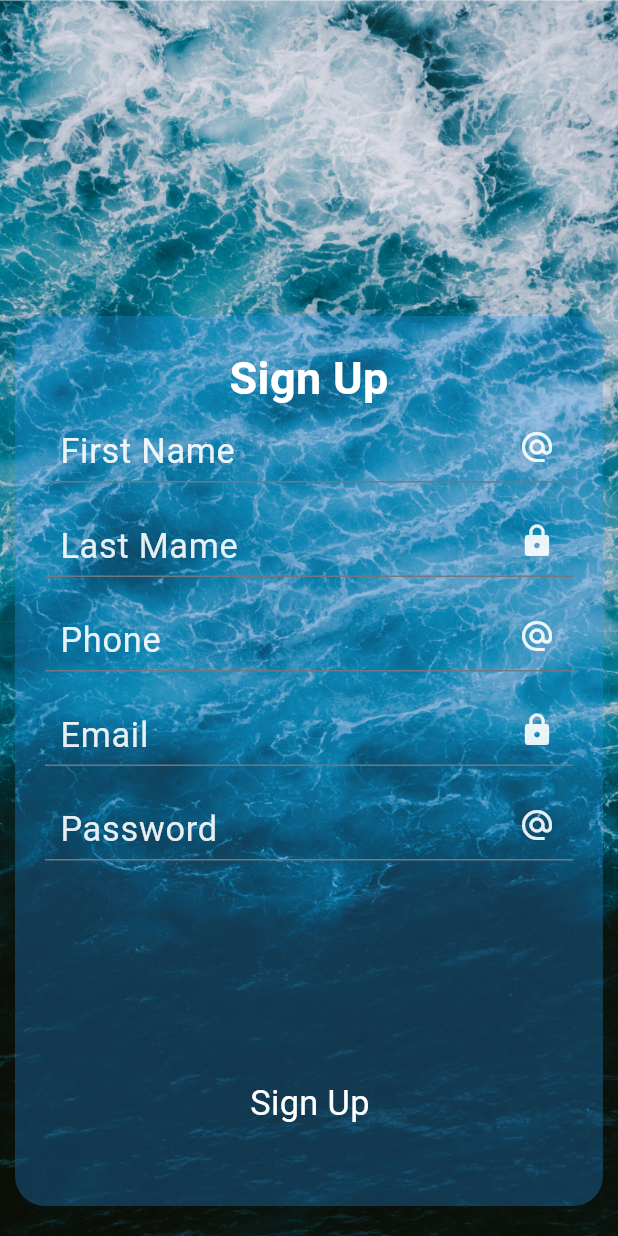
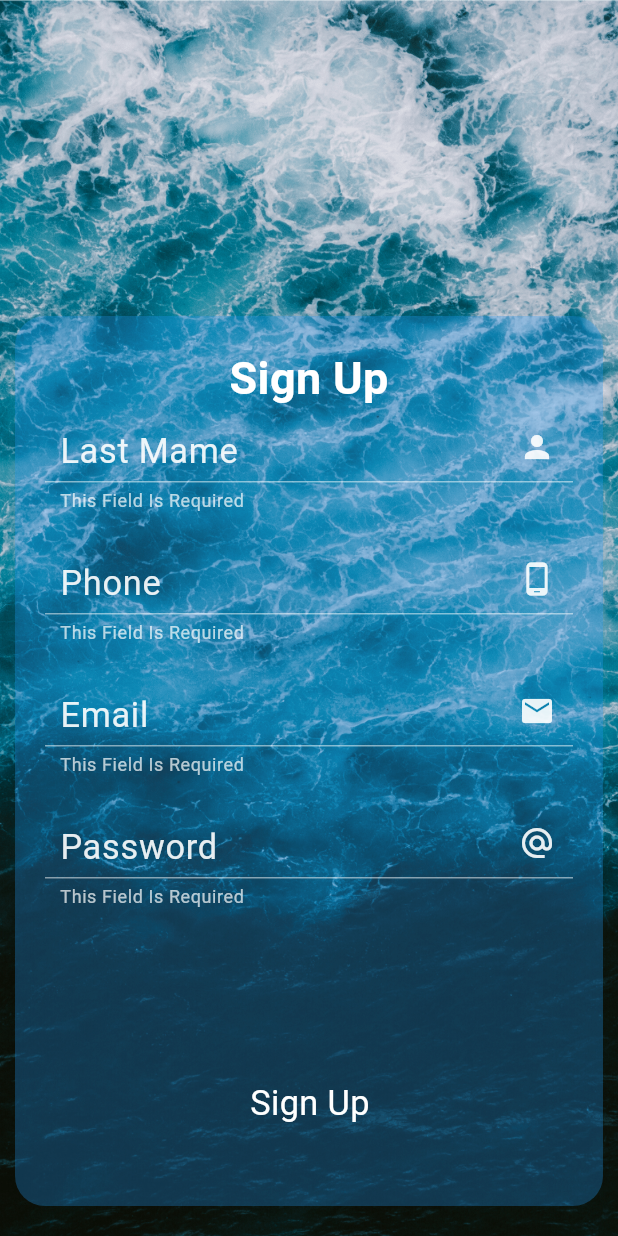
Before and after one commit to Mohammed-AboLEneen/fun-tourism, a Flutter app: the AuthenticationScreen screen opened directly, after a tap on "Get Started >", after a tap on "Register Now", after a tap on "Sign Up", on a phone screen of 412 x 824 dp. Run offline on Flutter 3.47's test engine with Material 2 defaults, Android fonts, the light colour scheme and no system bars; our stand-ins replace bloc, firebase_auth, firebase_core, flutter_bloc, flutter_screenutil, flutter_svg and 5 more; accounts and stored records are empty; network calls fail; Roboto replaces fonts that are missing (Abel).

Commit message:
complete login and register page with its logic

```diff
--- a/lib/cores/methods/toast.dart
+++ b/lib/cores/methods/toast.dart
@@ -10,5 +10,6 @@ void showToast(
       gravity: ToastGravity.BOTTOM,
       backgroundColor: bgColor,
       textColor: txColor,
+      timeInSecForIosWeb: 4,
       fontSize: 16.0.h);
 }
--- a/lib/features/authentication/presentation/view/authentcation.dart
+++ b/lib/features/authentication/presentation/view/authentcation.dart
@@ -10,6 +10,10 @@ import 'package:fun_adventure/features/authentication/presentation/view/widgets/
 import 'package:fun_adventure/features/authentication/presentation/view/widgets/register_page.dart';
 import 'package:fun_adventure/features/authentication/presentation/view/widgets/welcome_page.dart';
 import 'package:fun_adventure/features/authentication/presentation/view_model/login_cubit/login_cubit.dart';
+import 'package:fun_adventure/features/authentication/presentation/view_model/login_cubit/login_states.dart';
+import 'package:fun_adventure/features/authentication/presentation/view_model/register_cubit/register_states.dart';
+
+import '../view_model/register_cubit/register_cubit.dart';
 
 class AuthenticationScreen extends StatefulWidget {
   const AuthenticationScreen({super.key});
@@ -21,9 +25,11 @@ class AuthenticationScreen extends StatefulWidget {
 class _AuthenticationScreenState extends State<AuthenticationScreen> {
   late PageController _pageController;
   double progress = 0;
-  final GlobalKey<FormState> formKey = GlobalKey<FormState>();
+  final GlobalKey<FormState> loginFormKey = GlobalKey<FormState>();
+  final GlobalKey<FormState> registerFormKey = GlobalKey<FormState>();
 
-  AutovalidateMode autovalidateMode = AutovalidateMode.disabled;
+  AutovalidateMode loginAutovalidateMode = AutovalidateMode.disabled;
+  AutovalidateMode registerAutovalidateMode = AutovalidateMode.disabled;
 
   @override
   void initState() {
@@ -43,7 +49,10 @@ class _AuthenticationScreenState extends State<AuthenticationScreen> {
     double w = MediaQuery.of(context).size.width;
 
     return MultiBlocProvider(
-      providers: [BlocProvider(create: (context) => LoginCubit())],
+        providers: [
+          BlocProvider(create: (context) => LoginCubit()),
+          BlocProvider(create: (context) => RegisterCubit())
+        ],
         child: Scaffold(
           resizeToAvoidBottomInset: false,
           backgroundColor: Colors.transparent,
@@ -60,7 +69,15 @@ class _AuthenticationScreenState extends State<AuthenticationScreen> {
                       height: h,
                       width: w,
                     ),
-                  Padding(
+                    BlocConsumer<LoginCubit, LoginStates>(
+                      builder: (context, state) {
+                        LoginCubit loginCubit = LoginCubit.get(context);
+                        return BlocConsumer<RegisterCubit, RegisterStates>(
+                            builder: (context, state) {
+                              RegisterCubit registerCubit =
+                                  RegisterCubit.get(context);
+
+                              return Padding(
                                 padding: const EdgeInsets.symmetric(
                                     horizontal: 10.0, vertical: 20),
                                 child: Column(
@@ -70,7 +87,8 @@ class _AuthenticationScreenState extends State<AuthenticationScreen> {
                                       children: [
                                         Container(
                                           decoration: BoxDecoration(
-                                borderRadius: BorderRadius.circular(20),
+                                            borderRadius:
+                                                BorderRadius.circular(20),
                                             color: Colors.blue.withOpacity(.3),
                                           ),
                                           child: SizedBox(
@@ -81,52 +99,74 @@ class _AuthenticationScreenState extends State<AuthenticationScreen> {
                                               children: [
                                                 const WelcomePage(),
                                                 LoginPage(
-                                      pageController: _pageController,
-                                      formKey: formKey,
-                                      autovalidateMode: autovalidateMode,
+                                                  pageController:
+                                                      _pageController,
+                                                  formKey: loginFormKey,
+                                                  autovalidateMode:
+                                                      loginAutovalidateMode,
                                                 ),
-                                    RegisterPage(),
+                                                RegisterPage(
+                                                    fromKey: registerFormKey,
+                                                    autovalidateMode:
+                                                        registerAutovalidateMode),
                                               ],
                                             ),
                                           ),
                                         ),
                                         Positioned(
-                              right: AuthIconInfo.getAuthIconLeftWidth(
+                                          right:
+                                              AuthIconInfo.getAuthIconLeftWidth(
                                                   w: w, pageValue: progress),
-                              bottom: AuthIconInfo.getAuthIconBottomHeight(
+                                          bottom: AuthIconInfo
+                                              .getAuthIconBottomHeight(
                                                   h: h, pageValue: progress),
                                           child: SizedBox(
-                                width: AuthIconInfo.getAuthIconWidth(
+                                            width:
+                                                AuthIconInfo.getAuthIconWidth(
                                                     w: w, pageView: progress),
                                             height: h * .065,
                                             child: CustomIcon(
                                               tap: () {
                                                 if (progress == 0) {
                                                   navigatePageView(
-                                          pageController: _pageController);
+                                                      pageController:
+                                                          _pageController);
                                                 }
 
                                                 if (progress == 1) {
-                                      if (formKey.currentState!.validate()) {
-                                        LoginCubit.get(context)
-                                            .createOrSignInWithGoogle();
+                                                  if (loginFormKey.currentState!
+                                                      .validate()) {
+                                                    loginCubit
+                                                        .anonymousSignIn();
                                                   }
 
-                                      autovalidateMode =
+                                                  loginAutovalidateMode =
                                                       AutovalidateMode.always;
                                                   setState(() {});
                                                 }
-                                    if (progress == 2) {}
+                                                if (progress == 2) {
+                                                  if (registerFormKey
+                                                      .currentState!
+                                                      .validate()) {
+                                                    registerCubit
+                                                        .createNewAnonymousUser();
+                                                  }
+
+                                                  registerAutovalidateMode =
+                                                      AutovalidateMode.always;
+                                                  setState(() {});
+                                                }
                                               },
                                               widget: Center(
                                                 child: AnimatedOpacity(
-                                      opacity:
-                                          AuthIconInfo.getAuthIconTitleOpacity(
+                                                  opacity: AuthIconInfo
+                                                      .getAuthIconTitleOpacity(
                                                           pageView: progress),
-                                      duration:
-                                          const Duration(milliseconds: 500),
+                                                  duration: const Duration(
+                                                      milliseconds: 500),
                                                   child: Text(
-                                        AuthIconInfo.getAuthIconTitle(
+                                                    AuthIconInfo
+                                                        .getAuthIconTitle(
                                                             pageView: progress),
                                                     style: TextStyle(
                                                         fontSize: 20.sp,
@@ -141,13 +181,17 @@ class _AuthenticationScreenState extends State<AuthenticationScreen> {
                                     )
                                   ],
                                 ),
+                              );
+                            },
+                            listener: (context, state) {});
+                      },
+                      listener: (context, state) {},
                     )
                   ],
                 ),
               )
             ],
           ),
-      ),
-    );
+        ));
   }
 }
--- a/lib/features/authentication/presentation/view/widgets/custom_textformfield.dart
+++ b/lib/features/authentication/presentation/view/widgets/custom_textformfield.dart
@@ -4,17 +4,11 @@ import 'package:flutter_screenutil/flutter_screenutil.dart';
 class CustomTextField extends StatelessWidget {
   final String? hint;
   final EdgeInsetsGeometry? padding;
-  final TextEditingController controller;
   final Icon? icon;
   final void Function(String)? onChanged;
 
   const CustomTextField(
-      {super.key,
-      this.hint,
-      this.padding,
-      required this.controller,
-      this.icon,
-      this.onChanged});
+      {super.key, this.hint, this.padding, this.icon, this.onChanged});
 
   @override
   Widget build(BuildContext context) {
@@ -30,7 +24,6 @@ class CustomTextField extends StatelessWidget {
           }
           return null;
         },
-        controller: controller,
         style: TextStyle(
           color: Colors.white.withOpacity(.9),
           fontSize: 20.sp,
--- a/lib/features/authentication/presentation/view/widgets/login_page.dart
+++ b/lib/features/authentication/presentation/view/widgets/login_page.dart
@@ -10,7 +10,6 @@ import 'package:fun_adventure/features/home/presentation/view/home_page.dart';
 import '../../../../../cores/methods/google_sign_out.dart';
 import '../../view_model/login_cubit/login_cubit.dart';
 import '../../view_model/login_cubit/login_states.dart';
-import '../utils/firebase_auth.dart';
 import 'custom_textformfield.dart';
 
 class LoginPage extends StatefulWidget {
@@ -30,10 +29,6 @@ class LoginPage extends StatefulWidget {
 }
 
 class _LoginPageState extends State<LoginPage> {
-  final TextEditingController emailController = TextEditingController();
-
-  final TextEditingController passwordController = TextEditingController();
-
   @override
   Widget build(BuildContext context) {
     return BlocConsumer<LoginCubit, LoginStates>(
@@ -51,6 +46,8 @@ class _LoginPageState extends State<LoginPage> {
                     autovalidateMode: widget.autovalidateMode,
                     child: Column(
                       children: [
+                        if (state is LoginLoadingState)
+                          const LinearProgressIndicator(),
                         Text(
                           'Log In',
                           style: TextStyle(
@@ -59,11 +56,9 @@ class _LoginPageState extends State<LoginPage> {
                               color: Colors.white.withOpacity(1)),
                         ),
                         CustomTextField(
-                          controller: emailController,
                           hint: 'Email',
                           onChanged: (value) {
-                            loginCubit.putEmailAddress(emailController.text);
-                            loginCubit.putPassword(passwordController.text);
+                            loginCubit.putEmailAddress(value);
                           },
                           padding: const EdgeInsets.only(left: 10, top: 10),
                           icon: Icon(Icons.alternate_email,
@@ -73,8 +68,11 @@ class _LoginPageState extends State<LoginPage> {
                           height: 30,
                         ),
                         CustomTextField(
-                          controller: passwordController,
                           hint: 'Password',
+                          onChanged: (value) {
+                            print(value);
+                            loginCubit.putPassword(value);
+                          },
                           padding: const EdgeInsets.only(left: 10, top: 10),
                           icon: Icon(Icons.lock,
                               color: Colors.white.withOpacity(.9)),
@@ -86,8 +84,7 @@ class _LoginPageState extends State<LoginPage> {
                           child: TextButton(
                               onPressed: () async {
                                 await googleSignOut();
-                                FirebaseAuthentication
-                                    .createOrSignInWithGoogle();
+                                loginCubit.createOrSignInWithGoogle();
                               },
                               style: ButtonStyle(
                                   backgroundColor:
--- a/lib/features/authentication/presentation/view/widgets/register_page.dart
+++ b/lib/features/authentication/presentation/view/widgets/register_page.dart
@@ -1,31 +1,44 @@
 import 'package:flutter/material.dart';
+import 'package:flutter_bloc/flutter_bloc.dart';
 
+import '../../../../../cores/methods/navigate_to.dart';
+import '../../../../../cores/methods/toast.dart';
+import '../../../../home/presentation/view/home_page.dart';
+import '../../view_model/register_cubit/register_cubit.dart';
+import '../../view_model/register_cubit/register_states.dart';
 import 'custom_textformfield.dart';
 
 class RegisterPage extends StatefulWidget {
-  RegisterPage({super.key});
+  final GlobalKey fromKey;
+  final AutovalidateMode autovalidateMode;
+
+  RegisterPage(
+      {super.key, required this.fromKey, required this.autovalidateMode});
 
   @override
   State<RegisterPage> createState() => _RegisterPageState();
 }
 
 class _RegisterPageState extends State<RegisterPage> {
-  final TextEditingController phoneController = TextEditingController();
-  final TextEditingController firstNameController = TextEditingController();
-  final TextEditingController lastNameController = TextEditingController();
-  final TextEditingController emailController = TextEditingController();
-  final TextEditingController passwordController = TextEditingController();
-
   @override
   Widget build(BuildContext context) {
+    return BlocConsumer<RegisterCubit, RegisterStates>(
+      builder: (context, state) {
+        RegisterCubit registerCubit = RegisterCubit.get(context);
+
         return Padding(
             padding: const EdgeInsets.all(20.0),
             child: CustomScrollView(
               slivers: [
                 SliverFillRemaining(
                   hasScrollBody: false,
+                  child: Form(
+                    key: widget.fromKey,
+                    autovalidateMode: widget.autovalidateMode,
                     child: Column(
                       children: [
+                        if (state is RegisterLoadingState)
+                          const LinearProgressIndicator(),
                         Text(
                           'Sign Up',
                           style: TextStyle(
@@ -34,46 +47,46 @@ class _RegisterPageState extends State<RegisterPage> {
                               color: Colors.white.withOpacity(1)),
                         ),
                         CustomTextField(
-                    controller: firstNameController,
-                    hint: 'First Name',
+                          hint: 'Last Mame',
+                          onChanged: (value) {
+                            registerCubit.name = value;
+                          },
                           padding: const EdgeInsets.only(left: 10, top: 10),
-                    icon: Icon(Icons.alternate_email,
+                          icon: Icon(Icons.person,
                               color: Colors.white.withOpacity(.9)),
                         ),
                         const SizedBox(
-                    height: 15,
+                          height: 20,
                         ),
                         CustomTextField(
-                    controller: lastNameController,
-                    hint: 'Last Mame',
+                          hint: 'Phone',
+                          onChanged: (value) {
+                            registerCubit.phone = value;
+                          },
                           padding: const EdgeInsets.only(left: 10, top: 10),
-                    icon: Icon(Icons.lock, color: Colors.white.withOpacity(.9)),
-                  ),
-                  const SizedBox(
-                    height: 15,
-                  ),
-                  CustomTextField(
-                    controller: phoneController,
-                    hint: 'Phone',
-                    padding: const EdgeInsets.only(left: 10, top: 10),
-                    icon: Icon(Icons.alternate_email,
+                          icon: Icon(Icons.phone_android,
                               color: Colors.white.withOpacity(.9)),
                         ),
                         const SizedBox(
-                    height: 15,
+                          height: 20,
                         ),
                         CustomTextField(
-                    controller: emailController,
                           hint: 'Email',
+                          onChanged: (value) {
+                            registerCubit.emailAddress = value;
+                          },
                           padding: const EdgeInsets.only(left: 10, top: 10),
-                    icon: Icon(Icons.lock, color: Colors.white.withOpacity(.9)),
+                          icon: Icon(Icons.email,
+                              color: Colors.white.withOpacity(.9)),
                         ),
                         const SizedBox(
-                    height: 15,
+                          height: 20,
                         ),
                         CustomTextField(
-                    controller: passwordController,
                           hint: 'Password',
+                          onChanged: (value) {
+                            registerCubit.accountPassword = value;
+                          },
                           padding: const EdgeInsets.only(left: 10, top: 10),
                           icon: Icon(Icons.alternate_email,
                               color: Colors.white.withOpacity(.9)),
@@ -81,8 +94,26 @@ class _RegisterPageState extends State<RegisterPage> {
                         const Spacer(),
                       ],
                     ),
+                  ),
                 )
               ],
             ));
+      },
+      listener: (context, state) {
+        if (state is RegisterSuccessState) {
+          showToast(
+              msg: 'Welcome',
+              bgColor: Colors.green.withOpacity(.7),
+              txColor: Colors.white.withOpacity(.7));
+
+          navigateTo(page: const HomePage(), context: context);
+        } else if (state is RegisterFailureState) {
+          showToast(
+              msg: state.message,
+              bgColor: Colors.red.withOpacity(.7),
+              txColor: Colors.white.withOpacity(.7));
+        }
+      },
+    );
   }
 }
--- /dev/null
+++ b/lib/features/authentication/presentation/view_model/register_cubit/register_cubit.dart
@@ -0,0 +1,57 @@
+import 'package:firebase_auth/firebase_auth.dart';
+import 'package:flutter/foundation.dart';
+import 'package:flutter_bloc/flutter_bloc.dart';
+import 'package:fun_adventure/features/authentication/presentation/view_model/register_cubit/register_states.dart';
+
+class RegisterCubit extends Cubit<RegisterStates> {
+  RegisterCubit() : super(RegisterInitState());
+
+  String name = '';
+  String phone = '';
+  String emailAddress = '';
+  String accountPassword = '';
+
+  static RegisterCubit get(context) => BlocProvider.of(context);
+
+  set setName(String value) {
+    name = value;
+  }
+
+  set setPassword(String value) {
+    accountPassword = value;
+  }
+
+  set setEmailAddress(String value) {
+    emailAddress = value;
+  }
+
+  set setPhoneNumber(String value) {
+    phone = value;
+  }
+
+  Future<void> createNewAnonymousUser() async {
+    emit(RegisterLoadingState());
+    try {
+      final credential =
+          await FirebaseAuth.instance.createUserWithEmailAndPassword(
+        email: emailAddress,
+        password: accountPassword,
+      );
+
+      print(credential.user?.email);
+      emit(RegisterSuccessState());
+    } on FirebaseAuthException catch (e) {
+      if (e.code == 'weak-password') {
+        if (kDebugMode) {
+          print('The password provided is too weak.');
+        }
+      } else if (e.code == 'email-already-in-use') {
+        if (kDebugMode) {
+          print('The account already exists for that email.');
+        }
+      }
+
+      emit(RegisterFailureState(e.code));
+    }
+  }
+}
--- /dev/null
+++ b/lib/features/authentication/presentation/view_model/register_cubit/register_states.dart
@@ -0,0 +1,13 @@
+abstract class RegisterStates {}
+
+class RegisterInitState extends RegisterStates {}
+
+class RegisterLoadingState extends RegisterStates {}
+
+class RegisterSuccessState extends RegisterStates {}
+
+class RegisterFailureState extends RegisterStates {
+  final String message;
+
+  RegisterFailureState(this.message);
+}
--- a/pubspec.yaml
+++ b/pubspec.yaml
@@ -52,6 +52,9 @@ dependencies:
   google_sign_in: ^6.1.5
   firebase_auth: ^4.9.0
   firebase_core: ^2.15.1
+  firebase_storage: ^11.2.6
+  cloud_firestore: ^4.9.1
+
 
 dev_dependencies:
   flutter_test:
```
Also changed, not shown: lib/features/authentication/presentation/view_model/login_cubit/login_cubit.dart (+10 -42 lines), pubspec.lock, 1 other file. Lines whose indentation alone changed are shown as unchanged.
